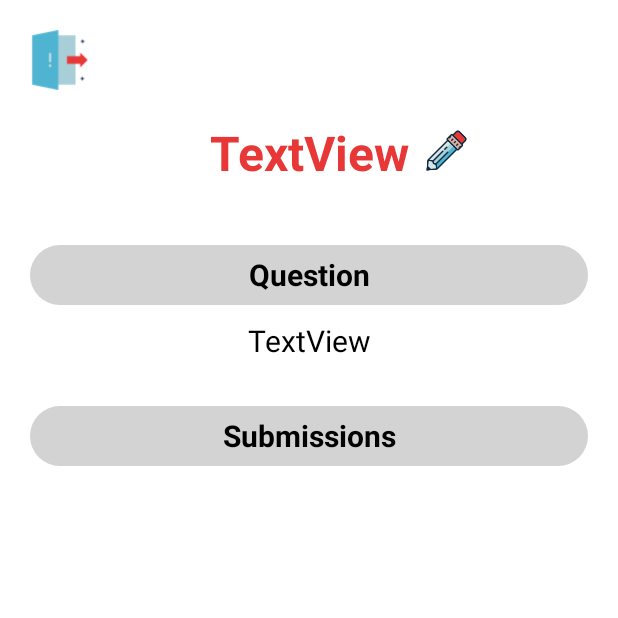
After one commit to MohammadHejri/Mobile-Programming-HW1, an Android app: the ProfessorHomeworkPage screen opened directly, with no data from a screen before it, on a phone screen of 412 x 824 dp, the top half of it. The commit adds this screen. Run offline under Robolectric (Android 15) with nearby library versions, the phone set to English and light mode, and no system bars.

Commit message:
SubmissionRecyclerAdapter added

```diff
--- a/app/src/main/AndroidManifest.xml
+++ b/app/src/main/AndroidManifest.xml
@@ -9,6 +9,9 @@
         android:roundIcon="@mipmap/ic_launcher_round"
         android:supportsRtl="true"
         android:theme="@style/Theme.Courseware">
+        <activity
+            android:name=".view.ProfessorHomeworkPage"
+            android:exported="false" />
         <activity
             android:name=".view.StudentHomeworkPage"
             android:exported="false" />
--- /dev/null
+++ b/app/src/main/java/edu/sharif/courseware/view/ProfessorHomeworkPage.java
@@ -0,0 +1,16 @@
+package edu.sharif.courseware.view;
+
+import androidx.appcompat.app.AppCompatActivity;
+
+import android.os.Bundle;
+
+import edu.sharif.courseware.R;
+
+public class ProfessorHomeworkPage extends AppCompatActivity {
+
+    @Override
+    protected void onCreate(Bundle savedInstanceState) {
+        super.onCreate(savedInstanceState);
+        setContentView(R.layout.activity_professor_homework_page);
+    }
+}
--- a/app/src/main/java/edu/sharif/courseware/view/StudentCoursePage.java
+++ b/app/src/main/java/edu/sharif/courseware/view/StudentCoursePage.java
@@ -99,7 +99,7 @@ public class StudentCoursePage extends AppCompatActivity implements HomeworkRecy
         String username = LoginRepository.getInstance().getUsername();
         String courseID = CourseRepository.getInstance().getCourseId();
         Course course = new CourseController(this).getEnrolledCourse(courseID, username);
-        ((TextView) findViewById(R.id.studentJoinTitle)).setText(course.getName() + " Homeworks");
+        ((TextView) findViewById(R.id.studentJoinTitle)).setText(course.getName());
         String professorName = course.getOwner().getFirstname() + " " + course.getOwner().getLastname();
         ((TextView) findViewById(R.id.professorNameTextView)).setText("Instructed by " + professorName);
 
--- a/app/src/main/res/layout/activity_professor_course_page.xml
+++ b/app/src/main/res/layout/activity_professor_course_page.xml
@@ -25,7 +25,7 @@
         android:layout_width="wrap_content"
         android:layout_height="wrap_content"
         android:layout_marginTop="60dp"
-        android:text="Your Homeworks"
+        android:text="Course"
         android:textAlignment="center"
         android:textColor="@color/red1"
         android:textSize="32dp"
@@ -72,7 +72,7 @@
         android:text="Instructed by professor name"
         android:textAlignment="center"
         android:textColor="@color/red1"
-        android:textSize="24dp"
+        android:textSize="20dp"
         android:textStyle="bold"
         app:layout_constraintEnd_toEndOf="parent"
         app:layout_constraintStart_toStartOf="parent"
--- /dev/null
+++ b/app/src/main/res/layout/activity_professor_homework_page.xml
@@ -0,0 +1,102 @@
+<?xml version="1.0" encoding="utf-8"?>
+<androidx.constraintlayout.widget.ConstraintLayout xmlns:android="http://schemas.android.com/apk/res/android"
+    xmlns:app="http://schemas.android.com/apk/res-auto"
+    xmlns:tools="http://schemas.android.com/tools"
+    android:layout_width="match_parent"
+    android:layout_height="match_parent"
+    android:paddingLeft="@dimen/activity_horizontal_margin"
+    android:paddingTop="@dimen/activity_vertical_margin"
+    android:paddingRight="@dimen/activity_horizontal_margin"
+    android:paddingBottom="@dimen/activity_vertical_margin"
+    tools:context=".view.ProfessorHomeworkPage">
+
+    <ImageView
+        android:id="@+id/editNameIcon"
+        android:layout_width="30dp"
+        android:layout_height="30dp"
+        android:layout_marginStart="10dp"
+        android:layout_marginTop="65dp"
+        app:layout_constraintStart_toEndOf="@+id/homeworkName"
+        app:layout_constraintTop_toTopOf="parent"
+        app:srcCompat="@drawable/ic_edit" />
+
+    <TextView
+        android:id="@+id/textView2"
+        android:layout_width="0dp"
+        android:layout_height="40dp"
+        android:layout_marginTop="30dp"
+        android:background="@drawable/layout_bg"
+        android:gravity="center"
+        android:text="Submissions"
+        android:textAllCaps="false"
+        android:textColor="@color/black"
+        android:textSize="20dp"
+        android:textStyle="bold"
+        app:layout_constraintEnd_toEndOf="parent"
+        app:layout_constraintHorizontal_bias="0.049"
+        app:layout_constraintStart_toStartOf="parent"
+        app:layout_constraintTop_toBottomOf="@+id/homeworkQuestion" />
+
+    <TextView
+        android:id="@+id/textView1"
+        android:layout_width="0dp"
+        android:layout_height="40dp"
+        android:layout_marginTop="40dp"
+        android:background="@drawable/layout_bg"
+        android:gravity="center"
+        android:text="Question"
+        android:textAlignment="center"
+        android:textColor="@color/black"
+        android:textSize="20dp"
+        android:textStyle="bold"
+        app:layout_constraintEnd_toEndOf="parent"
+        app:layout_constraintStart_toStartOf="parent"
+        app:layout_constraintTop_toBottomOf="@+id/homeworkName" />
+
+    <TextView
+        android:id="@+id/homeworkName"
+        android:layout_width="wrap_content"
+        android:layout_height="wrap_content"
+        android:layout_marginTop="60dp"
+        android:text="TextView"
+        android:textAlignment="center"
+        android:textColor="@color/red1"
+        android:textSize="32dp"
+        android:textStyle="bold"
+        app:layout_constraintEnd_toEndOf="parent"
+        app:layout_constraintStart_toStartOf="parent"
+        app:layout_constraintTop_toTopOf="parent" />
+
+    <TextView
+        android:id="@+id/homeworkQuestion"
+        android:layout_width="0dp"
+        android:layout_height="wrap_content"
+        android:layout_marginTop="10dp"
+        android:text="TextView"
+        android:textAlignment="center"
+        android:textColor="@color/black"
+        android:textSize="20sp"
+        app:layout_constraintEnd_toEndOf="parent"
+        app:layout_constraintStart_toStartOf="parent"
+        app:layout_constraintTop_toBottomOf="@+id/textView1" />
+
+    <ImageView
+        android:id="@+id/logoutIcon"
+        android:layout_width="40dp"
+        android:layout_height="40dp"
+        app:layout_constraintStart_toStartOf="parent"
+        app:layout_constraintTop_toTopOf="parent"
+        app:srcCompat="@drawable/ic_logout" />
+
+    <androidx.recyclerview.widget.RecyclerView
+        android:id="@+id/homeworkSubmissions"
+        android:layout_width="match_parent"
+        android:layout_height="0dp"
+        android:layout_marginTop="10dp"
+        android:layout_marginBottom="10dp"
+        app:layout_constraintBottom_toBottomOf="parent"
+        app:layout_constraintEnd_toEndOf="parent"
+        app:layout_constraintStart_toStartOf="parent"
+        app:layout_constraintTop_toBottomOf="@+id/textView2" />
+
+</androidx.constraintlayout.widget.ConstraintLayout>
--- a/app/src/main/res/layout/activity_student_course_page.xml
+++ b/app/src/main/res/layout/activity_student_course_page.xml
@@ -15,7 +15,7 @@
         android:layout_width="wrap_content"
         android:layout_height="wrap_content"
         android:layout_marginTop="60dp"
-        android:text="Your Homeworks"
+        android:text="Course"
         android:textAlignment="center"
         android:textColor="@color/red1"
         android:textSize="32dp"
@@ -62,7 +62,7 @@
         android:text="Instructed by professor name"
         android:textAlignment="center"
         android:textColor="@color/red1"
-        android:textSize="24dp"
+        android:textSize="20dp"
         android:textStyle="bold"
         app:layout_constraintEnd_toEndOf="parent"
         app:layout_constraintStart_toStartOf="parent"
```
Also changed, not shown: app/src/main/java/edu/sharif/courseware/adapters/SubmissionRecyclerAdapter.java (added, +76 -0 lines), app/src/main/java/edu/sharif/courseware/view/ProfessorCoursePage.java (+7 -3 lines), app/src/main/res/drawable/ic_edit.png (added).
